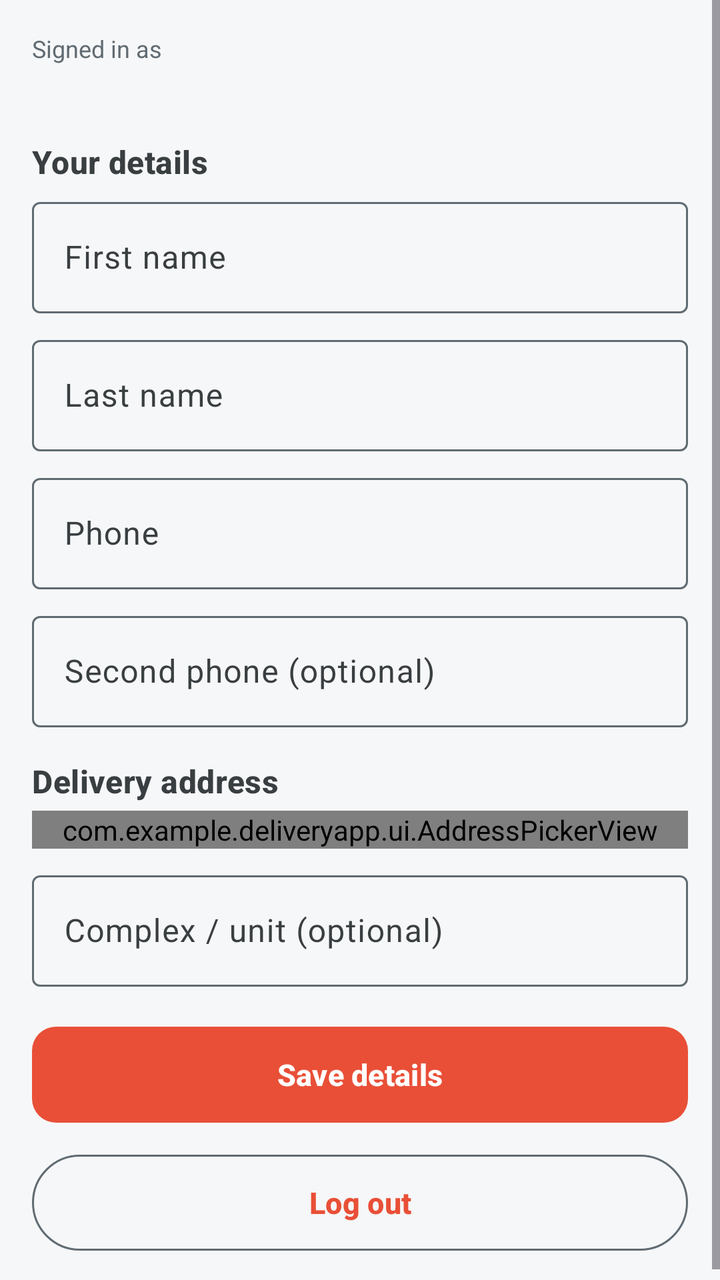
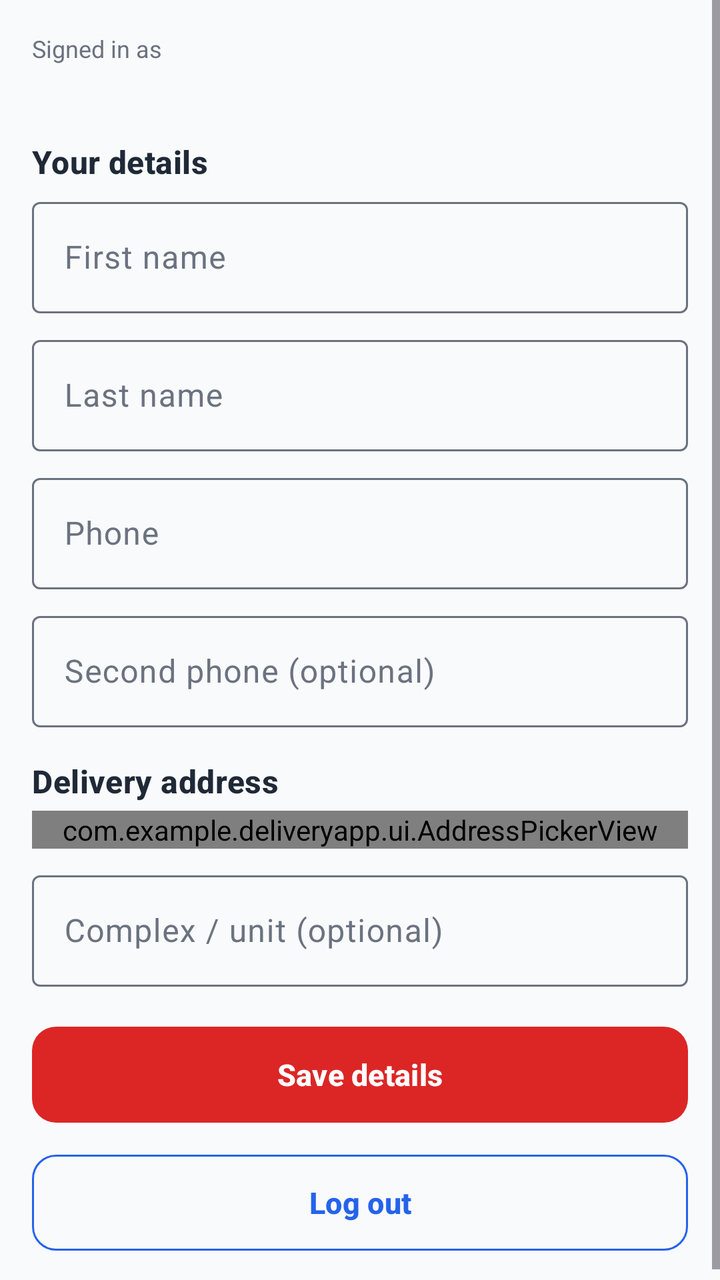

Screens rendered from an Android XML layout before and after an edit, with the pre-edit source and the edit as a unified diff.
<!-- AndroidManifest.xml: application theme Theme.DeliveryApp -->
<!-- res/layout/fragment_profile.xml -->
<?xml version="1.0" encoding="utf-8"?>
<FrameLayout xmlns:android="http://schemas.android.com/apk/res/android" xmlns:app="http://schemas.android.com/apk/res-auto"
    android:layout_width="match_parent" android:layout_height="match_parent">
    <ScrollView android:layout_width="match_parent" android:layout_height="match_parent">
        <LinearLayout android:layout_width="match_parent" android:layout_height="wrap_content"
            android:orientation="vertical" android:padding="16dp">
            <TextView android:layout_width="wrap_content" android:layout_height="wrap_content" android:text="Signed in as"
                android:textColor="?attr/colorOutline" android:textSize="12sp" />
            <TextView android:id="@+id/tvSignedIn" android:layout_width="wrap_content" android:layout_height="wrap_content"
                android:textAppearance="@style/TextAppearance.Material3.TitleMedium" android:textStyle="bold" />
            <TextView android:layout_width="wrap_content" android:layout_height="wrap_content"
        android:layout_marginTop="16dp" android:layout_marginBottom="4dp" android:text="Your details"
        android:textAppearance="@style/Text.Section" />
            <com.google.android.material.textfield.TextInputLayout
        style="@style/Widget.Material3.TextInputLayout.OutlinedBox"
        android:layout_width="match_parent" android:layout_height="wrap_content"
        android:layout_marginTop="0dp" android:hint="First name" >
        <com.google.android.material.textfield.TextInputEditText
            android:id="@+id/etFirst" android:layout_width="match_parent" android:layout_height="wrap_content"
            android:inputType="textPersonName|textCapWords" android:maxLines="1"/>
    </com.google.android.material.textfield.TextInputLayout>
            <com.google.android.material.textfield.TextInputLayout
        style="@style/Widget.Material3.TextInputLayout.OutlinedBox"
        android:layout_width="match_parent" android:layout_height="wrap_content"
        android:layout_marginTop="8dp" android:hint="Last name" >
        <com.google.android.material.textfield.TextInputEditText
            android:id="@+id/etLast" android:layout_width="match_parent" android:layout_height="wrap_content"
            android:inputType="textPersonName|textCapWords" android:maxLines="1"/>
    </com.google.android.material.textfield.TextInputLayout>
            <com.google.android.material.textfield.TextInputLayout
        style="@style/Widget.Material3.TextInputLayout.OutlinedBox"
        android:layout_width="match_parent" android:layout_height="wrap_content"
        android:layout_marginTop="8dp" android:hint="Phone" >
        <com.google.android.material.textfield.TextInputEditText
            android:id="@+id/etPhone" android:layout_width="match_parent" android:layout_height="wrap_content"
            android:inputType="phone" android:maxLines="1"/>
    </com.google.android.material.textfield.TextInputLayout>
            <com.google.android.material.textfield.TextInputLayout
        style="@style/Widget.Material3.TextInputLayout.OutlinedBox"
        android:layout_width="match_parent" android:layout_height="wrap_content"
        android:layout_marginTop="8dp" android:hint="Second phone (optional)" >
        <com.google.android.material.textfield.TextInputEditText
            android:id="@+id/etPhone2" android:layout_width="match_parent" android:layout_height="wrap_content"
            android:inputType="phone" android:maxLines="1"/>
    </com.google.android.material.textfield.TextInputLayout>
            <TextView android:layout_width="wrap_content" android:layout_height="wrap_content"
        android:layout_marginTop="16dp" android:layout_marginBottom="4dp" android:text="Delivery address"
        android:textAppearance="@style/Text.Section" />
            <com.example.deliveryapp.ui.AddressPickerView android:id="@+id/profileAddress"
                android:layout_width="match_parent" android:layout_height="wrap_content" />
            <com.google.android.material.textfield.TextInputLayout
        style="@style/Widget.Material3.TextInputLayout.OutlinedBox"
        android:layout_width="match_parent" android:layout_height="wrap_content"
        android:layout_marginTop="8dp" android:hint="Complex / unit (optional)" >
        <com.google.android.material.textfield.TextInputEditText
            android:id="@+id/etComplex" android:layout_width="match_parent" android:layout_height="wrap_content"
            android:inputType="text" android:maxLines="1"/>
    </com.google.android.material.textfield.TextInputLayout>
            <TextView android:id="@+id/tvMessage" android:layout_width="match_parent" android:layout_height="wrap_content"
        android:layout_marginTop="12dp" android:visibility="gone" />
            <com.google.android.material.button.MaterialButton 
        android:id="@+id/btnSave" android:layout_width="match_parent" android:layout_height="56dp"
        android:layout_marginTop="16dp" android:text="Save details" android:textStyle="bold" />
            <com.google.android.material.button.MaterialButton style="@style/Widget.Material3.Button.OutlinedButton"
        android:id="@+id/btnLogout" android:layout_width="match_parent" android:layout_height="56dp"
        android:layout_marginTop="8dp" android:text="Log out" android:textStyle="bold" />
        </LinearLayout>
    </ScrollView>
    <ProgressBar android:id="@+id/progress" android:layout_width="wrap_content" android:layout_height="wrap_content"
        android:layout_gravity="center" android:indeterminateTint="?attr/colorPrimary" android:visibility="gone" />
</FrameLayout>
<!-- resources referenced by this layout -->
<resources>
  <style name="Text.Section" parent="TextAppearance.Material3.TitleMedium">
          <item name="android:textStyle">bold</item>
          <item name="android:textColor">?attr/colorOnSurface</item>
      </style>
  <style name="Theme.DeliveryApp" parent="Theme.Material3.Light.NoActionBar">
          <item name="materialButtonStyle">@style/Widget.App.PrimaryButton</item>
          <item name="colorPrimary">@color/terracotta</item>
          <item name="colorOnPrimary">@color/white</item>
          <item name="colorPrimaryContainer">@color/terracotta_soft</item>
          <item name="colorOnPrimaryContainer">@color/gunmetal</item>
          <item name="colorSecondary">@color/steel_blue</item>
          <item name="colorOnSecondary">@color/white</item>
          <item name="colorSecondaryContainer">@color/steel_blue_soft</item>
          <item name="colorOnSecondaryContainer">@color/gunmetal</item>
          <item name="colorTertiary">@color/gunmetal</item>
          <item name="colorSurface">@color/white</item>
          <item name="colorOnSurface">@color/gunmetal</item>
          <item name="colorSurfaceVariant">@color/paper_variant</item>
          <item name="colorOnSurfaceVariant">@color/gunmetal</item>
          <item name="colorOutline">@color/outline</item>
          <item name="colorError">@color/error_red</item>
          <item name="android:colorBackground">@color/paper</item>
          <item name="android:textColorPrimary">@color/gunmetal</item>
          <item name="android:statusBarColor">@color/gunmetal</item>
          <item name="android:windowLightStatusBar">false</item>
      </style>
  <style name="Widget.App.PrimaryButton" parent="Widget.Material3.Button">
          <item name="cornerRadius">12dp</item><item name="android:textSize">15sp</item>
          <item name="android:minHeight">56dp</item><item name="android:textStyle">bold</item>
      </style>
  <color name="terracotta">#E94F37</color>
  <color name="white">#FFFFFF</color>
  <color name="terracotta_soft">#FFF1ED</color>
  <color name="gunmetal">#393E41</color>
  <color name="steel_blue">#3F88C5</color>
  <color name="steel_blue_soft">#DDEBF7</color>
  <color name="paper_variant">#E9ECEE</color>
  <color name="outline">#606B72</color>
  <color name="error_red">#B3261E</color>
  <color name="paper">#F6F7F8</color>
</resources>

<!-- the commit's change to res/layout/fragment_profile.xml (unified diff, before → after) -->
@@ -61,7 +61,7 @@
             <com.google.android.material.button.MaterialButton 
         android:id="@+id/btnSave" android:layout_width="match_parent" android:layout_height="56dp"
         android:layout_marginTop="16dp" android:text="Save details" android:textStyle="bold" />
-            <com.google.android.material.button.MaterialButton style="@style/Widget.Material3.Button.OutlinedButton"
+            <com.google.android.material.button.MaterialButton style="@style/Widget.App.SecondaryButton"
         android:id="@+id/btnLogout" android:layout_width="match_parent" android:layout_height="56dp"
         android:layout_marginTop="8dp" android:text="Log out" android:textStyle="bold" />
         </LinearLayout>
<!-- resource entries referenced after the edit -->
@@ -4,41 +4,56 @@
           <item name="android:textStyle">bold</item>
           <item name="android:textColor">?attr/colorOnSurface</item>
       </style>
+  <style name="Widget.App.SecondaryButton" parent="Widget.Material3.Button.OutlinedButton">
+          <item name="cornerRadius">12dp</item>
+          <item name="strokeColor">@color/brand_blue</item>
+          <item name="android:textColor">@color/brand_blue</item>
+          <item name="iconTint">@color/brand_blue</item>
+      </style>
   <style name="Theme.DeliveryApp" parent="Theme.Material3.Light.NoActionBar">
           <item name="materialButtonStyle">@style/Widget.App.PrimaryButton</item>
-          <item name="colorPrimary">@color/terracotta</item>
-          <item name="colorOnPrimary">@color/white</item>
-          <item name="colorPrimaryContainer">@color/terracotta_soft</item>
-          <item name="colorOnPrimaryContainer">@color/gunmetal</item>
-          <item name="colorSecondary">@color/steel_blue</item>
-          <item name="colorOnSecondary">@color/white</item>
-          <item name="colorSecondaryContainer">@color/steel_blue_soft</item>
-          <item name="colorOnSecondaryContainer">@color/gunmetal</item>
-          <item name="colorTertiary">@color/gunmetal</item>
-          <item name="colorSurface">@color/white</item>
-          <item name="colorOnSurface">@color/gunmetal</item>
-          <item name="colorSurfaceVariant">@color/paper_variant</item>
-          <item name="colorOnSurfaceVariant">@color/gunmetal</item>
-          <item name="colorOutline">@color/outline</item>
+          <item name="materialButtonOutlinedStyle">@style/Widget.App.SecondaryButton</item>
+          <item name="colorPrimary">@color/brand_red</item>
+          <item name="colorOnPrimary">@color/surface</item>
+          <item name="colorPrimaryContainer">@color/brand_red_tint</item>
+          <item name="colorOnPrimaryContainer">@color/neutral_dark</item>
+          <item name="colorSecondary">@color/brand_blue</item>
+          <item name="colorOnSecondary">@color/surface</item>
+          <item name="colorSecondaryContainer">@color/brand_blue_tint</item>
+          <item name="colorOnSecondaryContainer">@color/neutral_dark</item>
+          <item name="colorTertiary">@color/neutral_primary</item>
+          <item name="colorSurface">@color/surface</item>
+          <item name="colorOnSurface">@color/neutral_dark</item>
+          <item name="colorSurfaceVariant">@color/neutral_border</item>
+          <item name="colorOnSurfaceVariant">@color/neutral_medium</item>
+          <item name="colorOutline">@color/neutral_medium</item>
           <item name="colorError">@color/error_red</item>
-          <item name="android:colorBackground">@color/paper</item>
-          <item name="android:textColorPrimary">@color/gunmetal</item>
-          <item name="android:statusBarColor">@color/gunmetal</item>
+          <item name="android:colorBackground">@color/page_background</item>
+          <item name="android:textColorPrimary">@color/neutral_dark</item>
+          <item name="android:statusBarColor">@color/brand_blue_dark</item>
+          <item name="android:navigationBarColor">@color/page_background</item>
           <item name="android:windowLightStatusBar">false</item>
+          <item name="android:windowLightNavigationBar">true</item>
       </style>
+  <color name="brand_blue">#2563EB</color>
   <style name="Widget.App.PrimaryButton" parent="Widget.Material3.Button">
-          <item name="cornerRadius">12dp</item><item name="android:textSize">15sp</item>
-          <item name="android:minHeight">56dp</item><item name="android:textStyle">bold</item>
+          <item name="cornerRadius">12dp</item>
+          <item name="android:textSize">15sp</item>
+          <item name="android:minHeight">56dp</item>
+          <item name="android:textStyle">bold</item>
+          <item name="backgroundTint">@color/brand_red</item>
+          <item name="android:textColor">@color/surface</item>
       </style>
-  <color name="terracotta">#E94F37</color>
-  <color name="white">#FFFFFF</color>
-  <color name="terracotta_soft">#FFF1ED</color>
-  <color name="gunmetal">#393E41</color>
-  <color name="steel_blue">#3F88C5</color>
-  <color name="steel_blue_soft">#DDEBF7</color>
-  <color name="paper_variant">#E9ECEE</color>
-  <color name="outline">#606B72</color>
-  <color name="error_red">#B3261E</color>
-  <color name="paper">#F6F7F8</color>
+  <color name="brand_red">#DC2626</color>
+  <color name="surface">#FFFFFF</color>
+  <color name="brand_red_tint">#FEE2E2</color>
+  <color name="neutral_dark">#1F2937</color>
+  <color name="brand_blue_tint">#DBEAFE</color>
+  <color name="neutral_primary">#4B5563</color>
+  <color name="neutral_border">#E5E7EB</color>
+  <color name="neutral_medium">#6B7280</color>
+  <color name="error_red">#B91C1C</color>
+  <color name="page_background">#F9FAFB</color>
+  <color name="brand_blue_dark">#1E40AF</color>
 </resources>
 
